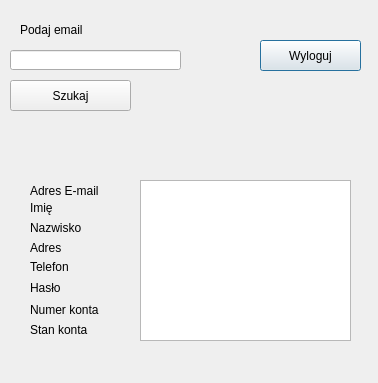
The window that MAIN_MENU/admin_user_info.ui (Gierlaszek/Banking-System-Sym) describes before a commit, drawn with Qt 5.
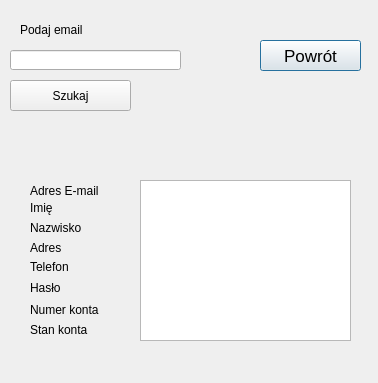
The same window after the commit.

Diff of the .ui file:
```diff
--- a/MAIN_MENU/admin_user_info.ui
+++ b/MAIN_MENU/admin_user_info.ui
@@ -22,8 +22,13 @@
      <height>31</height>
     </rect>
    </property>
+   <property name="font">
+    <font>
+     <pointsize>13</pointsize>
+    </font>
+   </property>
    <property name="text">
-    <string>Wyloguj</string>
+    <string>Powrót</string>
    </property>
   </widget>
   <widget class="QPushButton" name="search_button">
```
